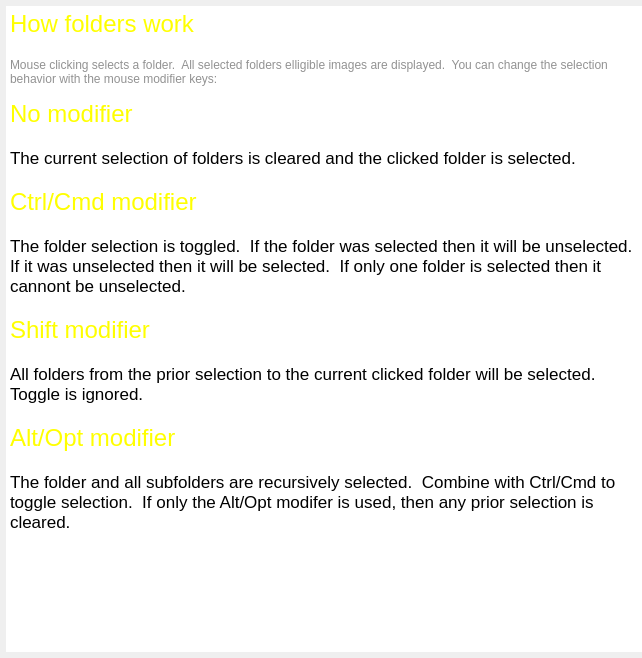
This is Help/foldershelp.ui in towhee/Winnow64 as Qt 5 draws it before an edit. The edited form follows.
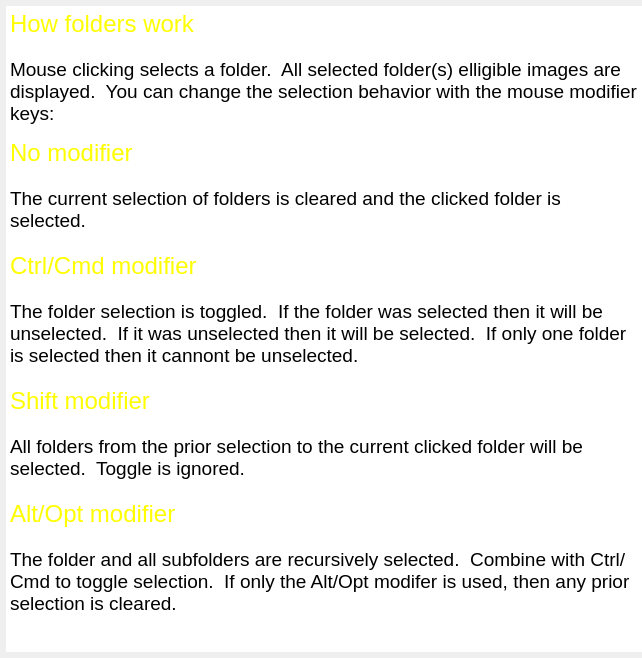
This is the edited form.

The edit to the form file:
```diff
--- a/Help/foldershelp.ui
+++ b/Help/foldershelp.ui
@@ -46,23 +46,23 @@
 &lt;/style&gt;&lt;/head&gt;&lt;body style=&quot; font-family:'.AppleSystemUIFont'; font-size:13pt; font-weight:400; font-style:normal;&quot;&gt;
 &lt;p style=&quot; margin-top:0px; margin-bottom:0px; margin-left:0px; margin-right:0px; -qt-block-indent:0; text-indent:0px;&quot;&gt;&lt;span style=&quot; font-family:'Calibri','sans-serif'; font-size:18pt; color:#ffff00;&quot;&gt;How folders work&lt;/span&gt;&lt;/p&gt;
 &lt;p style=&quot;-qt-paragraph-type:empty; margin-top:0px; margin-bottom:0px; margin-left:0px; margin-right:0px; -qt-block-indent:0; text-indent:0px;&quot;&gt;&lt;br /&gt;&lt;/p&gt;
-&lt;p style=&quot; margin-top:0px; margin-bottom:0px; margin-left:0px; margin-right:0px; -qt-block-indent:0; text-indent:0px;&quot;&gt;&lt;span style=&quot; font-family:'Calibri','sans-serif'; font-size:medium; color:#929292;&quot;&gt;Mouse clicking selects a folder.  All selected folders elligible images are displayed.  You can change the selection behavior with the mouse modifier keys:&lt;/span&gt;&lt;/p&gt;
+&lt;p style=&quot; margin-top:0px; margin-bottom:0px; margin-left:0px; margin-right:0px; -qt-block-indent:0; text-indent:0px;&quot;&gt;&lt;span style=&quot; font-size:14pt;&quot;&gt;Mouse clicking selects a folder.  All selected folder(s) elligible images are displayed.  You can change the selection behavior with the mouse modifier keys:&lt;/span&gt;&lt;/p&gt;
 &lt;p style=&quot;-qt-paragraph-type:empty; margin-top:0px; margin-bottom:0px; margin-left:0px; margin-right:0px; -qt-block-indent:0; text-indent:0px; font-family:'Calibri','sans-serif'; font-size:medium; color:#929292;&quot;&gt;&lt;br /&gt;&lt;/p&gt;
 &lt;p style=&quot; margin-top:0px; margin-bottom:0px; margin-left:0px; margin-right:0px; -qt-block-indent:0; text-indent:0px;&quot;&gt;&lt;span style=&quot; font-family:'Calibri','sans-serif'; font-size:18pt; color:#ffff00;&quot;&gt;No modifier&lt;/span&gt;&lt;/p&gt;
 &lt;p style=&quot;-qt-paragraph-type:empty; margin-top:0px; margin-bottom:0px; margin-left:0px; margin-right:0px; -qt-block-indent:0; text-indent:0px;&quot;&gt;&lt;br /&gt;&lt;/p&gt;
-&lt;p style=&quot; margin-top:0px; margin-bottom:0px; margin-left:0px; margin-right:0px; -qt-block-indent:0; text-indent:0px;&quot;&gt;The current selection of folders is cleared and the clicked folder is selected.&lt;/p&gt;
+&lt;p style=&quot; margin-top:0px; margin-bottom:0px; margin-left:0px; margin-right:0px; -qt-block-indent:0; text-indent:0px;&quot;&gt;&lt;span style=&quot; font-size:14pt;&quot;&gt;The current selection of folders is cleared and the clicked folder is selected.&lt;/span&gt;&lt;/p&gt;
 &lt;p style=&quot;-qt-paragraph-type:empty; margin-top:0px; margin-bottom:0px; margin-left:0px; margin-right:0px; -qt-block-indent:0; text-indent:0px;&quot;&gt;&lt;br /&gt;&lt;/p&gt;
 &lt;p style=&quot; margin-top:0px; margin-bottom:0px; margin-left:0px; margin-right:0px; -qt-block-indent:0; text-indent:0px;&quot;&gt;&lt;span style=&quot; font-family:'Calibri','sans-serif'; font-size:18pt; color:#ffff00;&quot;&gt;Ctrl/Cmd modifier&lt;/span&gt;&lt;/p&gt;
 &lt;p style=&quot;-qt-paragraph-type:empty; margin-top:0px; margin-bottom:0px; margin-left:0px; margin-right:0px; -qt-block-indent:0; text-indent:0px;&quot;&gt;&lt;br /&gt;&lt;/p&gt;
-&lt;p style=&quot; margin-top:0px; margin-bottom:0px; margin-left:0px; margin-right:0px; -qt-block-indent:0; text-indent:0px;&quot;&gt;The folder selection is toggled.  If the folder was selected then it will be unselected.  If it was unselected then it will be selected.  If only one folder is selected then it cannont be unselected.&lt;/p&gt;
+&lt;p style=&quot; margin-top:0px; margin-bottom:0px; margin-left:0px; margin-right:0px; -qt-block-indent:0; text-indent:0px;&quot;&gt;&lt;span style=&quot; font-size:14pt;&quot;&gt;The folder selection is toggled.  If the folder was selected then it will be unselected.  If it was unselected then it will be selected.  If only one folder is selected then it cannont be unselected.&lt;/span&gt;&lt;/p&gt;
 &lt;p style=&quot;-qt-paragraph-type:empty; margin-top:0px; margin-bottom:0px; margin-left:0px; margin-right:0px; -qt-block-indent:0; text-indent:0px;&quot;&gt;&lt;br /&gt;&lt;/p&gt;
 &lt;p style=&quot; margin-top:0px; margin-bottom:0px; margin-left:0px; margin-right:0px; -qt-block-indent:0; text-indent:0px;&quot;&gt;&lt;span style=&quot; font-family:'Calibri','sans-serif'; font-size:18pt; color:#ffff00;&quot;&gt;Shift modifier&lt;/span&gt;&lt;/p&gt;
 &lt;p style=&quot;-qt-paragraph-type:empty; margin-top:0px; margin-bottom:0px; margin-left:0px; margin-right:0px; -qt-block-indent:0; text-indent:0px;&quot;&gt;&lt;br /&gt;&lt;/p&gt;
-&lt;p style=&quot; margin-top:0px; margin-bottom:0px; margin-left:0px; margin-right:0px; -qt-block-indent:0; text-indent:0px;&quot;&gt;All folders from the prior selection to the current clicked folder will be selected.  Toggle is ignored.&lt;/p&gt;
+&lt;p style=&quot; margin-top:0px; margin-bottom:0px; margin-left:0px; margin-right:0px; -qt-block-indent:0; text-indent:0px;&quot;&gt;&lt;span style=&quot; font-size:14pt;&quot;&gt;All folders from the prior selection to the current clicked folder will be selected.  Toggle is ignored.&lt;/span&gt;&lt;/p&gt;
 &lt;p style=&quot;-qt-paragraph-type:empty; margin-top:0px; margin-bottom:0px; margin-left:0px; margin-right:0px; -qt-block-indent:0; text-indent:0px;&quot;&gt;&lt;br /&gt;&lt;/p&gt;
 &lt;p style=&quot; margin-top:0px; margin-bottom:0px; margin-left:0px; margin-right:0px; -qt-block-indent:0; text-indent:0px;&quot;&gt;&lt;span style=&quot; font-family:'Calibri','sans-serif'; font-size:18pt; color:#ffff00;&quot;&gt;Alt/Opt modifier&lt;/span&gt;&lt;/p&gt;
 &lt;p style=&quot;-qt-paragraph-type:empty; margin-top:0px; margin-bottom:0px; margin-left:0px; margin-right:0px; -qt-block-indent:0; text-indent:0px;&quot;&gt;&lt;br /&gt;&lt;/p&gt;
-&lt;p style=&quot; margin-top:0px; margin-bottom:0px; margin-left:0px; margin-right:0px; -qt-block-indent:0; text-indent:0px;&quot;&gt;The folder and all subfolders are recursively selected.  Combine with Ctrl/Cmd to toggle selection.  If only the Alt/Opt modifer is used, then any prior selection is cleared.&lt;/p&gt;&lt;/body&gt;&lt;/html&gt;</string>
+&lt;p style=&quot; margin-top:0px; margin-bottom:0px; margin-left:0px; margin-right:0px; -qt-block-indent:0; text-indent:0px;&quot;&gt;&lt;span style=&quot; font-size:14pt;&quot;&gt;The folder and all subfolders are recursively selected.  Combine with Ctrl/Cmd to toggle selection.  If only the Alt/Opt modifer is used, then any prior selection is cleared.&lt;/span&gt;&lt;/p&gt;&lt;/body&gt;&lt;/html&gt;</string>
      </property>
     </widget>
    </item>
```
